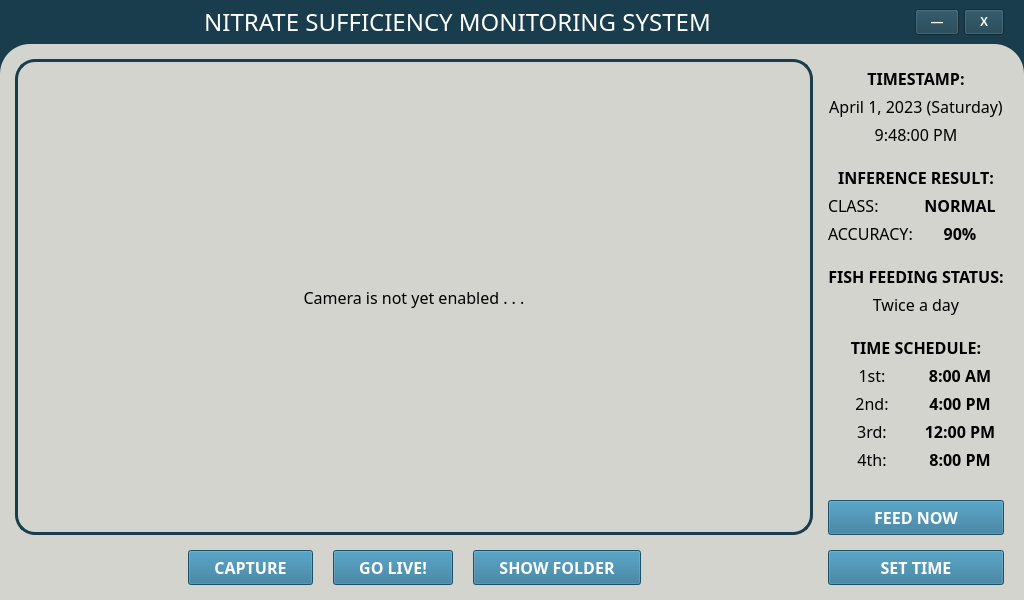
jeraldconstantino/nitrate-sufficiency-monitoring-system, file main.ui: the form before one commit.
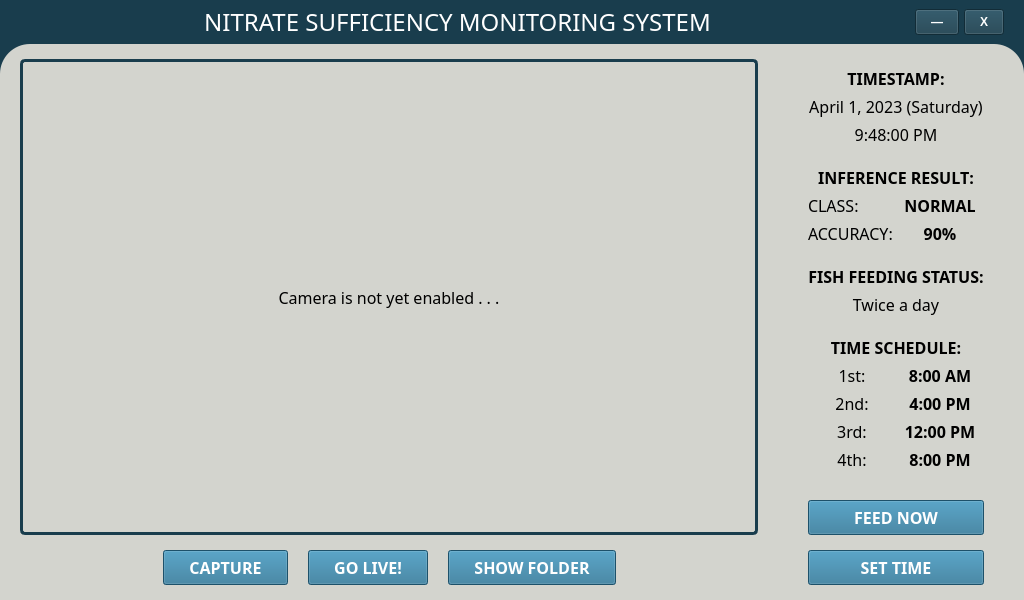
The form after the commit.

Patch:
```diff
--- a/main.ui
+++ b/main.ui
@@ -371,18 +371,18 @@
       <property name="frameShadow">
        <enum>QFrame::Raised</enum>
       </property>
-      <layout class="QHBoxLayout" name="horizontalLayout" stretch="1,0">
+      <layout class="QHBoxLayout" name="horizontalLayout" stretch="1,0,0">
        <property name="spacing">
-        <number>15</number>
+        <number>10</number>
        </property>
        <property name="leftMargin">
-        <number>15</number>
+        <number>20</number>
        </property>
        <property name="topMargin">
         <number>15</number>
        </property>
        <property name="rightMargin">
-        <number>20</number>
+        <number>40</number>
        </property>
        <property name="bottomMargin">
         <number>15</number>
@@ -613,7 +613,7 @@
 	background-color: rgba(255, 255, 255, 0);
 	color: rgba(0, 0, 0, 255);
 	border: 3px solid rgb(25, 61, 77);
-	border-radius: 20px;
+	border-radius: 5px;
 }</string>
            </property>
            <property name="frameShape">
@@ -764,6 +764,19 @@
          </item>
         </layout>
        </item>
+       <item>
+        <spacer name="horizontalSpacer">
+         <property name="orientation">
+          <enum>Qt::Horizontal</enum>
+         </property>
+         <property name="sizeHint" stdset="0">
+          <size>
+           <width>40</width>
+           <height>20</height>
+          </size>
+         </property>
+        </spacer>
+       </item>
        <item>
         <layout class="QVBoxLayout" name="fishFeederLayout">
          <property name="spacing">
```
